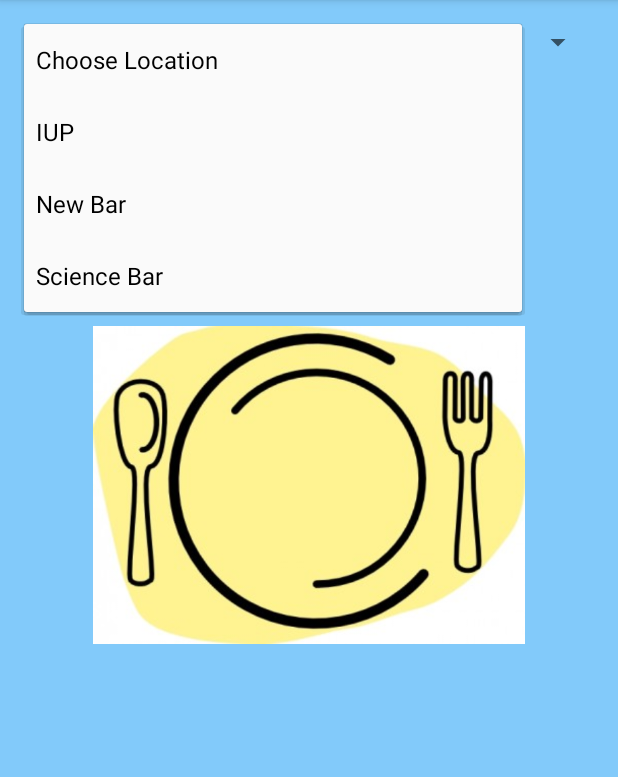
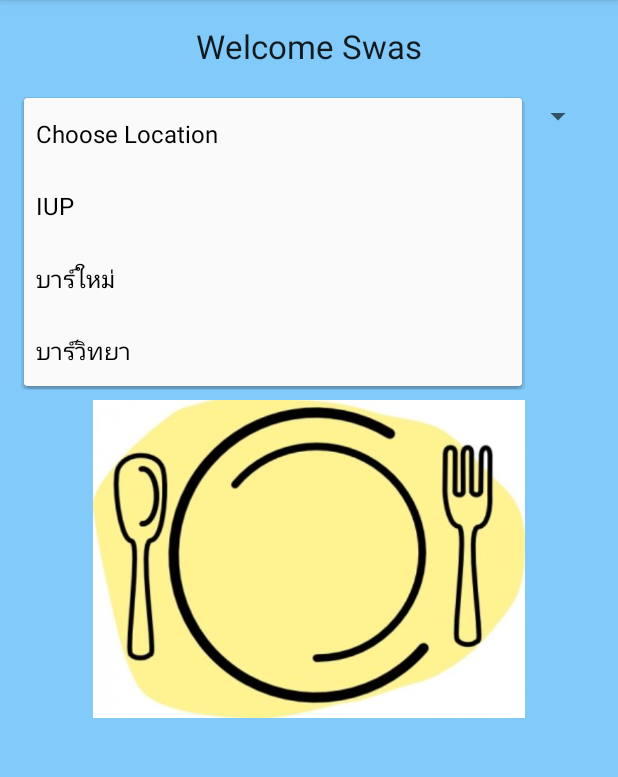
Before and after one commit to zeemyself/WhatToEat, an Android app: the mainmenu screen opened directly, with no data from a screen before it, after a tap on "Choose Location", on a phone screen of 412 x 824 dp, the part 84-861 px from its top. Run offline under Robolectric (Android 15) with nearby library versions, the phone set to English and light mode, and no system bars; pictures from the network do not load; 2 statements that could not run were skipped.

Commit message:
Remodel picture and lock oreientation

```diff
--- a/app/src/main/AndroidManifest.xml
+++ b/app/src/main/AndroidManifest.xml
@@ -17,7 +17,8 @@
         android:theme="@style/AppTheme">
         <activity
             android:name=".activity"
-            android:label="@string/app_name">
+            android:label="@string/app_name"
+            android:screenOrientation="portrait">
             <intent-filter>
                 <action android:name="android.intent.action.MAIN" />
 
--- a/app/src/main/java/com/zeemyself/whattoeat/activity.java
+++ b/app/src/main/java/com/zeemyself/whattoeat/activity.java
@@ -88,8 +88,10 @@ public class activity extends ActionBarActivity {
                 rice.setOnClickListener(new View.OnClickListener(){
                     @Override
                     public void onClick(View v) {
-                        Toast.makeText(getApplicationContext(), "445", Toast.LENGTH_LONG).show();
-                        setContentView(R.layout.random);
+//                        Toast.makeText(getApplicationContext(), "445", Toast.LENGTH_LONG).show();
+//                        setContentView(R.layout.random);
+                        Intent intent = new Intent(getApplicationContext(),login.class);
+                        startActivity(intent);
 //                        random = (ImageButton) findViewById(R.id.random);
 //                        text = (TextView) findViewById(R.id.welcometext);
 //                        random.setOnClickListener(new View.OnClickListener() {
--- a/app/src/main/java/com/zeemyself/whattoeat/mainmenu.java
+++ b/app/src/main/java/com/zeemyself/whattoeat/mainmenu.java
@@ -11,12 +11,14 @@ import android.os.Bundle;
 import android.view.View;
 import android.widget.ImageButton;
 import android.widget.Spinner;
+import android.widget.TextView;
 import android.widget.Toast;
 
 import com.bumptech.glide.Glide;
 import com.bumptech.glide.request.target.GlideDrawableImageViewTarget;
 
 public class mainmenu extends AppCompatActivity {
+    private TextView welcome;
     ImageButton randomPicture;
     Spinner spinner;
     String place = "";
@@ -24,6 +26,13 @@ public class mainmenu extends AppCompatActivity {
     protected void onCreate(Bundle savedInstanceState) {
         super.onCreate(savedInstanceState);
         setContentView(R.layout.activity_mainmenu);
+
+        welcome = (TextView) findViewById(R.id.welcome);
+        String name = getIntent().getStringExtra("name");
+        if(name == null)
+            name = "Swas";
+        welcome.setText("Welcome " + name);
+
 
         spinner = (Spinner) findViewById(R.id.spinner);
 
--- a/app/src/main/res/layout/activity_login.xml
+++ b/app/src/main/res/layout/activity_login.xml
@@ -27,10 +27,12 @@
         android:layout_marginTop="20dp" />
 
     <ImageButton
-        android:layout_width="match_parent"
+        android:layout_width="fill_parent"
         android:layout_height="wrap_content"
+        android:adjustViewBounds="true"
+        android:scaleType="fitEnd"
         android:id="@+id/guesslogin"
-        android:src="@drawable/guestlogin"
+        android:src="@drawable/guestlogin2"
         android:layout_marginTop="50dp"
         android:background="@android:color/transparent"/>
 
--- a/app/src/main/res/layout/activity_mainmenu.xml
+++ b/app/src/main/res/layout/activity_mainmenu.xml
@@ -12,12 +12,21 @@
     android:gravity="center_horizontal"
     tools:context="com.zeemyself.whattoeat.mainmenu">
 
+    <TextView
+        android:layout_width="wrap_content"
+        android:layout_height="wrap_content"
+        android:textAppearance="?android:attr/textAppearanceLarge"
+        android:text="Large Text"
+        android:id="@+id/welcome"
+        android:layout_gravity="center_horizontal" />
+
     <Spinner
         android:layout_width="match_parent"
         android:layout_height="wrap_content"
         android:id="@+id/spinner"
         android:entries="@array/location"
-        android:prompt="@string/food_location" />
+        android:prompt="@string/food_location"
+        android:layout_marginTop="20dp" />
 
     <ImageButton
         android:layout_width="match_parent"
--- a/app/src/main/res/values/strings.xml
+++ b/app/src/main/res/values/strings.xml
@@ -8,8 +8,8 @@
     <string-array name="location">
         <item>Choose Location</item>
         <item>IUP</item>
-        <item>New Bar</item>
-        <item>Science Bar</item>
+        <item>บาร์ใหม่</item>
+        <item>บาร์วิทยา</item>
     </string-array>
     <string name="facebook_app_id">1742204169399312</string>
 
```
Also changed, not shown: app/src/main/java/com/zeemyself/whattoeat/resultactivity.java (+11 -4 lines), app/src/main/res/drawable/guestlogin2.png (added).
